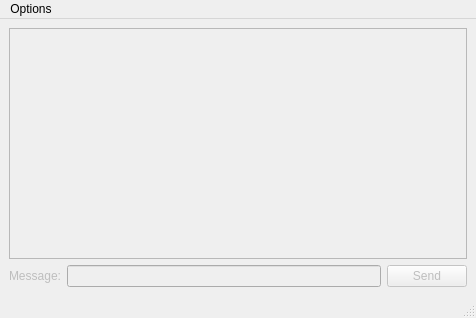
First picture: the form in Client/ui/mainwindow.ui, repository ronnumberone/chat_app, before the edit.
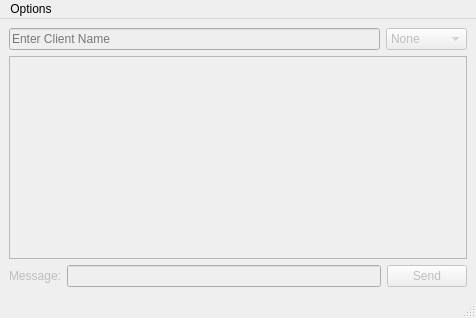
Second picture: the form after the edit.

Patch:
```diff
--- a/Client/ui/mainwindow.ui
+++ b/Client/ui/mainwindow.ui
@@ -18,6 +18,41 @@
     <bool>false</bool>
    </property>
    <layout class="QVBoxLayout" name="verticalLayout">
+    <item>
+     <layout class="QHBoxLayout" name="horizontalLayout_2">
+      <item>
+       <widget class="QLineEdit" name="lnClientName">
+        <property name="placeholderText">
+         <string>Enter Client Name</string>
+        </property>
+       </widget>
+      </item>
+      <item>
+       <widget class="QComboBox" name="cmbStatus">
+        <item>
+         <property name="text">
+          <string>None</string>
+         </property>
+        </item>
+        <item>
+         <property name="text">
+          <string>Available</string>
+         </property>
+        </item>
+        <item>
+         <property name="text">
+          <string>Away</string>
+         </property>
+        </item>
+        <item>
+         <property name="text">
+          <string>Busy</string>
+         </property>
+        </item>
+       </widget>
+      </item>
+     </layout>
+    </item>
     <item>
      <widget class="QListWidget" name="lstMessages"/>
     </item>
```
